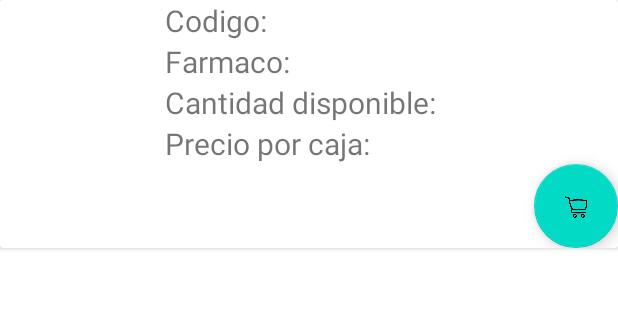
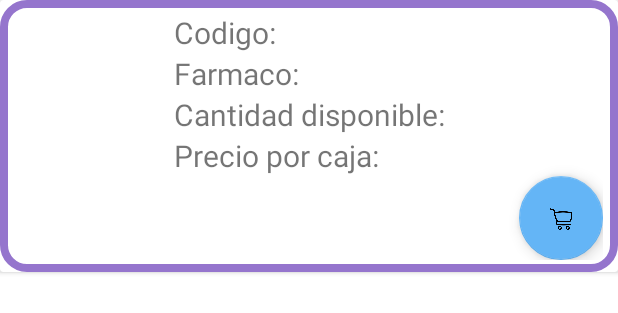
Before and after one commit to Marcs202/desafio2Farmacia, an Android app: the layout view_single_medicamento.xml on its own in the app's theme, with its tools: preview values and no code run, on a phone screen of 412 x 824 dp. Shown: the top 313 px of the screen. Run offline under Robolectric (Android 15) with nearby library versions, the phone set to English and light mode, and no system bars.

Commit message:
En proceso arreglar la visual del view only de carrito

```diff
--- /dev/null
+++ b/app/src/main/res/drawable/border_color_rounded.xml
@@ -0,0 +1,9 @@
+<?xml version="1.0" encoding="utf-8"?>
+<shape xmlns:android="http://schemas.android.com/apk/res/android"
+    android:shape="rectangle">
+    <solid android:color="@android:color/transparent" /> <!-- Color transparente para el fondo -->
+    <stroke
+        android:width="5dp"
+        android:color="#FF9575CD" />
+    <corners android:radius="15dp" /> <!-- Radio de las esquinas -->
+</shape>
--- /dev/null
+++ b/app/src/main/res/drawable/rounded_corners.xml
@@ -0,0 +1,5 @@
+<?xml version="1.0" encoding="utf-8"?>
+<shape xmlns:android="http://schemas.android.com/apk/res/android"
+    android:shape="rectangle">
+    <corners android:radius="15dp" />
+</shape>
--- a/app/src/main/res/layout/view_single_medicamento.xml
+++ b/app/src/main/res/layout/view_single_medicamento.xml
@@ -3,12 +3,19 @@
     xmlns:app="http://schemas.android.com/apk/res-auto"
     xmlns:tools="http://schemas.android.com/tools"
     android:layout_width="match_parent"
-    android:layout_height="wrap_content">
+    android:layout_height="wrap_content"
+    android:layout_marginBottom="15dp">
 
     <LinearLayout
         android:layout_width="match_parent"
         android:layout_height="wrap_content"
+        android:background="@drawable/border_color_rounded"
+
         android:orientation="horizontal"
+        android:paddingLeft="6dp"
+        android:paddingTop="8dp"
+        android:paddingRight="10dp"
+        android:paddingBottom="8dp"
         app:layout_constraintBottom_toBottomOf="parent"
         app:layout_constraintEnd_toEndOf="parent"
         app:layout_constraintStart_toStartOf="parent"
@@ -66,6 +73,7 @@
                 android:layout_height="wrap_content"
                 android:layout_gravity="end"
                 android:clickable="true"
+                app:backgroundTint="#64B5F6"
                 app:srcCompat="@drawable/carritocompras"
                 tools:ignore="SpeakableTextPresentCheck" />
 
--- a/app/src/main/res/layout/view_single_medicamento_carrito.xml
+++ b/app/src/main/res/layout/view_single_medicamento_carrito.xml
@@ -56,7 +56,8 @@
                 android:id="@+id/myNumberPicker"
                 android:layout_width="wrap_content"
                 android:layout_height="108dp"
-                android:layout_gravity="end"/>
+                android:layout_gravity="end"
+                android:orientation="horizontal" />
 
 
             <TextView
--- a/app/src/main/res/values/strings.xml
+++ b/app/src/main/res/values/strings.xml
@@ -20,5 +20,7 @@
     <string name="btnCompra">Comprar</string>
     <!---> Para el layout de historial <-->
     <string name="titulo_layout_historial">Historial de compras</string>
-    <string name="lblTotal">Total</string>
+    <string name="lblCodigoCompra">Codigo de compra: </string>
+    <string name="lblTotal">Total: </string>
+    <string name="lblFechaCompra">Fecha: </string>
 </resources>
```
Also changed, not shown: app/src/main/java/com/laboratorio/desafio2farmacia/adapter/HistorialAdapter.java (+37 -3 lines), app/src/main/java/com/laboratorio/desafio2farmacia/adapter/MedicamentoAdapter.java (+9 -4 lines), app/src/main/java/com/laboratorio/desafio2farmacia/model/Compras.java (+29 -5 lines), app/src/main/java/com/laboratorio/desafio2farmacia/ui/historial/HistorialFragment.kt (+12 -8 lines), app/src/main/res/layout/view_single_compra.xml (added, +42 -0 lines).
